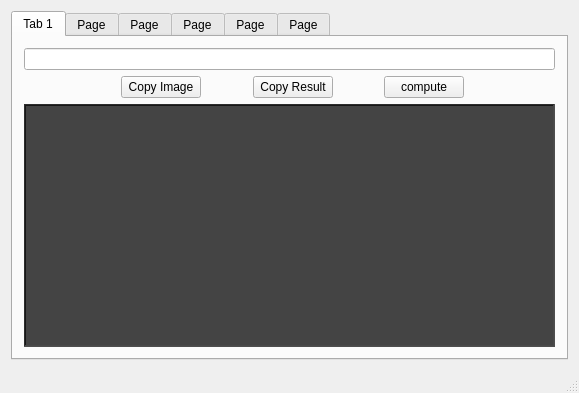
First picture: the form in src/strahcalc.ui, repository MuffyPuff/StrahCalc, before the edit.
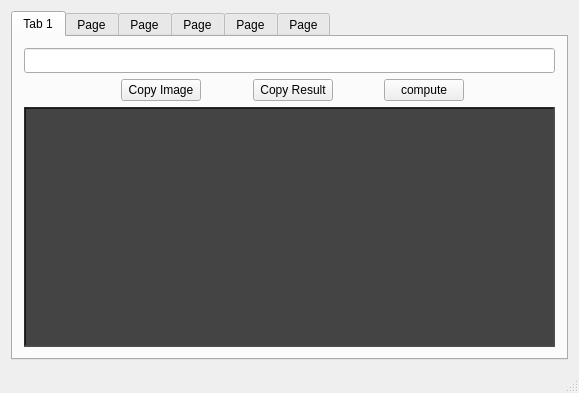
Second picture: the form after the edit.

The edit to the form file:
```diff
--- a/src/strahcalc.ui
+++ b/src/strahcalc.ui
@@ -39,7 +39,14 @@
          </spacer>
         </item>
         <item row="0" column="0" colspan="10">
-         <widget class="QLineEdit" name="eqnInput"/>
+         <widget class="QLineEdit" name="eqnInput">
+          <property name="font">
+           <font>
+            <family>Source Code Pro</family>
+            <italic>false</italic>
+           </font>
+          </property>
+         </widget>
         </item>
         <item row="1" column="4">
          <spacer name="horizontalSpacer_3">
```
Left out of the diff: 17 changed lines with no effect on the pictures.
